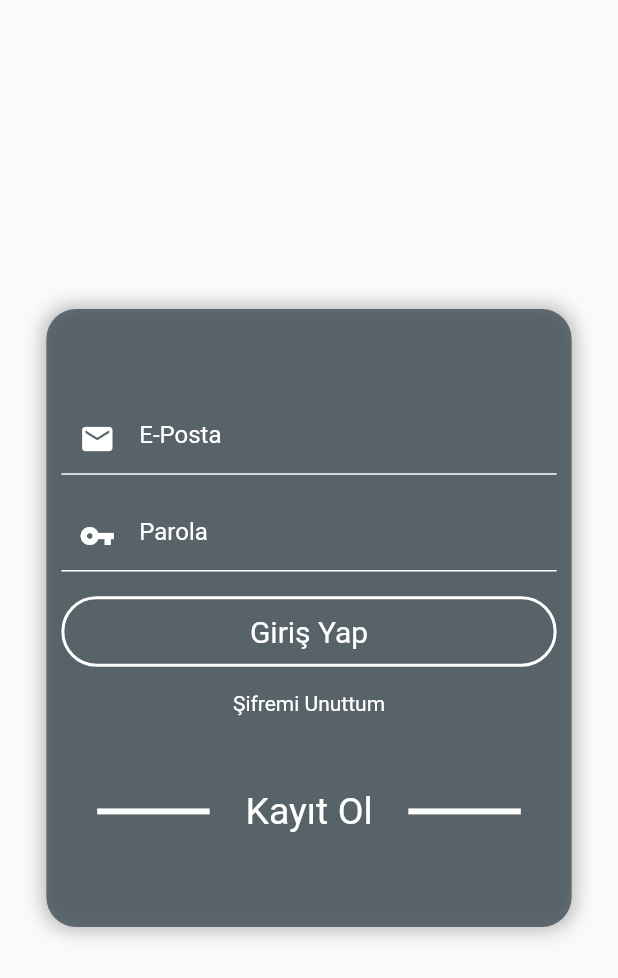
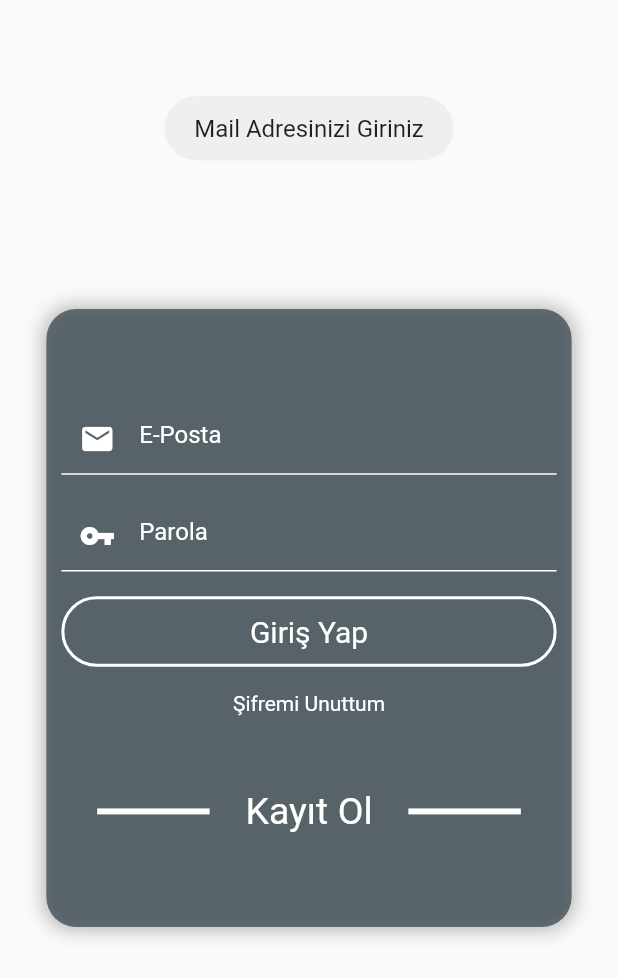
Before and after one commit to bayrak-yavuz/InternProject004, a Flutter app: the screen it shows after launch, after a tap on "Giriş Yap", on a phone screen of 412 x 824 dp. Shown: the top 978 px of the screen. Run offline on Flutter 3.47's test engine with Material 2 defaults, Android fonts, the phone set to English and light mode, and no system bars; our stand-ins replace cloud_firestore, email_validator, firebase_auth, firebase_core, fluttertoast; accounts and stored records are empty.

Commit message:
Update main.dart

```diff
--- a/lib/main.dart
+++ b/lib/main.dart
@@ -6,6 +6,8 @@ import 'package:firebase_core/firebase_core.dart';
 import 'package:flutter/material.dart';
 import 'package:kullanici_giris/kayitol.dart';
 import 'package:kullanici_giris/profilsayfasi.dart';
+import 'package:email_validator/email_validator.dart';
+import 'package:fluttertoast/fluttertoast.dart';
 
 Future<void> main() async {
   WidgetsFlutterBinding.ensureInitialized();
@@ -30,6 +32,7 @@ class Iskele extends StatefulWidget {
 class _IskeleState extends State<Iskele> {
   TextEditingController t1 = TextEditingController();
   TextEditingController t2 = TextEditingController();
+  bool isValid = false;
   var currentUser = FirebaseAuth.instance.currentUser;
 
   /*Future<void> kayitOl() async {
@@ -80,7 +83,7 @@ class _IskeleState extends State<Iskele> {
               child: Column(
                 mainAxisAlignment: MainAxisAlignment.center,
                 children: [
-                  TextField(
+                  TextFormField(
                     controller: t1,
                     style: TextStyle(
                       color: Colors.white,
@@ -113,7 +116,7 @@ class _IskeleState extends State<Iskele> {
                   SizedBox(
                     height: size.height * 0.02,
                   ),
-                  TextField(
+                  TextFormField(
                     controller: t2,
                     style: TextStyle(
                       color: Colors.white,
@@ -148,7 +151,24 @@ class _IskeleState extends State<Iskele> {
                   ),
                   InkWell(
                     onTap: () {
-                      girisYap();
+                      isValid = EmailValidator.validate(t1.text);
+                      if (isValid) {
+                        girisYap();
+                      } else if (t1.text.isEmpty) {
+                        Fluttertoast.showToast(
+                            msg: 'Mail Adresinizi Giriniz',
+                            toastLength: Toast.LENGTH_SHORT,
+                            gravity: ToastGravity.TOP,
+                            timeInSecForIosWeb: 1,
+                            fontSize: 16.0);
+                      } else {
+                        Fluttertoast.showToast(
+                            msg: 'Geçerli Bir Mail Adresi Giriniz',
+                            toastLength: Toast.LENGTH_SHORT,
+                            gravity: ToastGravity.TOP,
+                            timeInSecForIosWeb: 1,
+                            fontSize: 16.0);
+                      }
                     },
                     child: Container(
                       padding: EdgeInsets.symmetric(vertical: 5),
```
